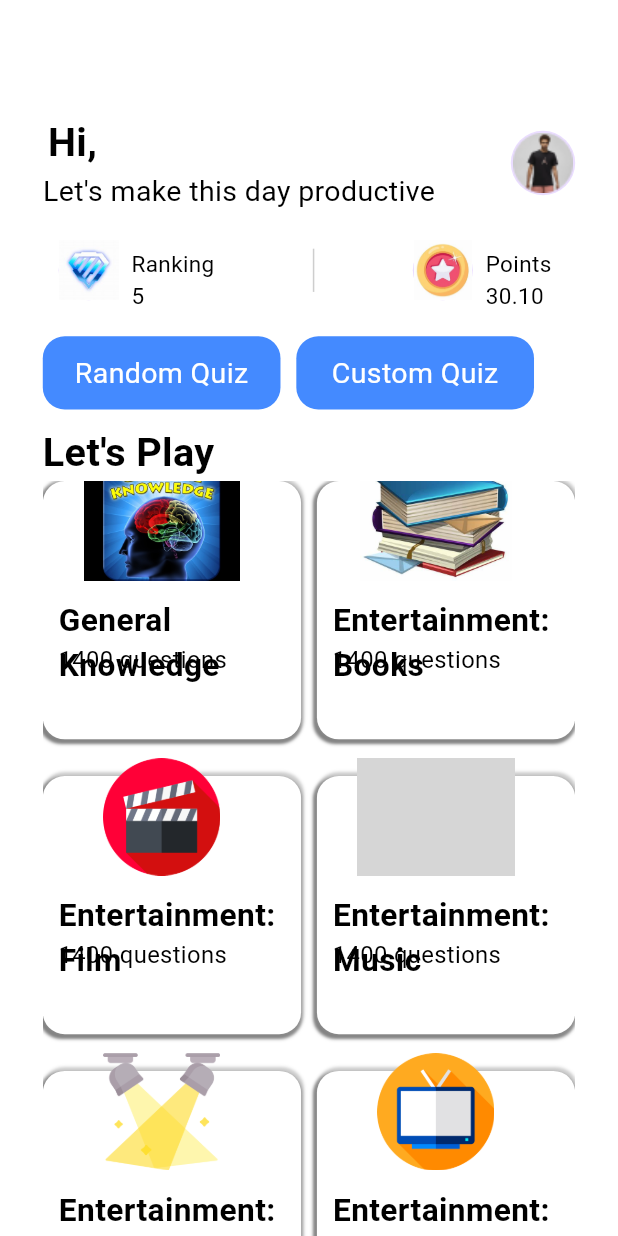
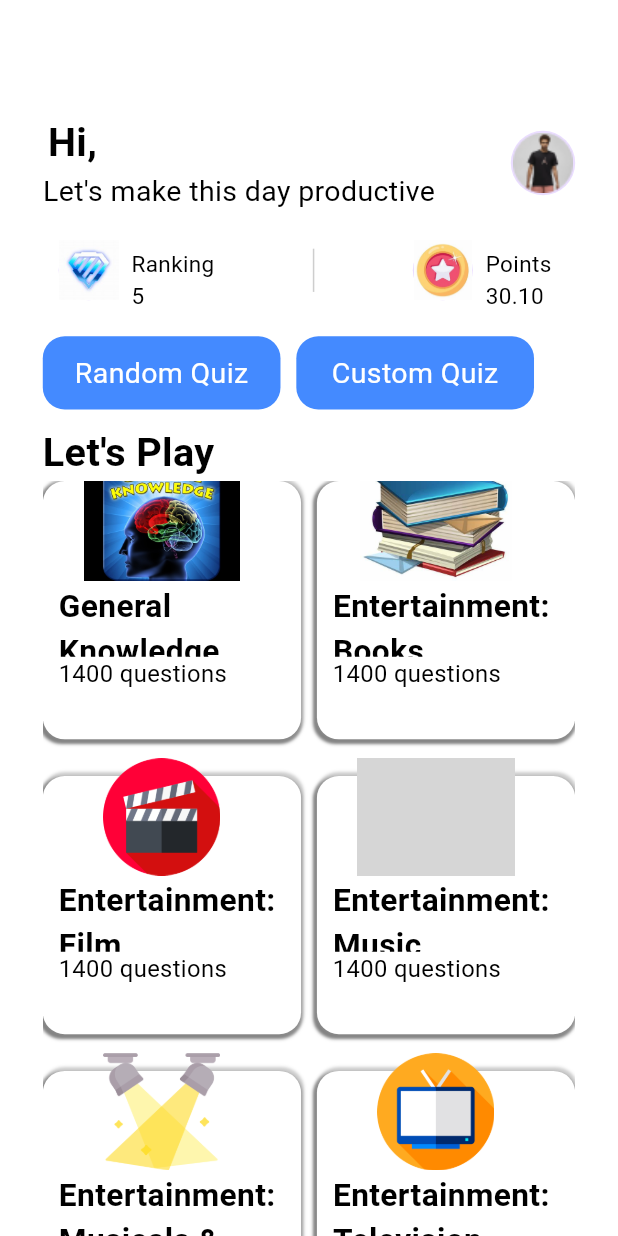
Before and after one commit to OLADISEA/trivia, a Flutter app: the HomePage screen opened directly, on a phone screen of 412 x 824 dp. Run offline on Flutter 3.47's test engine with Material 3 defaults, Android fonts, the light colour scheme and no system bars; our stand-ins replace cloud_firestore, equatable, firebase_auth, firebase_core, flutter_bloc, flutter_screenutil and 1 more; accounts and stored records are empty; generated files the repository leaves out were written again; statements that could not run were skipped; grey boxes are pictures that could not be loaded.

Commit message:
Made some changes

```diff
--- a/lib/features/home/presentation/widgets/quiz_category.dart
+++ b/lib/features/home/presentation/widgets/quiz_category.dart
@@ -19,8 +19,6 @@ class QuizCategory extends StatelessWidget {
             childAspectRatio: 1, // Aspect ratio of each item
           ),
           itemBuilder: (context, index){
-            final imageList = ["general_knowledge.jpg","books.jpg","music.png","computer.jpg"];
-            final titleList = ["General knowledge","Books","Music","Computer"];
             return gridItem(context: context,image: categories[index+1].asset, quizTitle: categories[index+1].name, questionsNum: "1400",index: index+1);
           }),
     );
@@ -68,13 +66,19 @@ class QuizCategory extends StatelessWidget {
               ),
               //SizedBox(height: 70.h,),
               Container(
-                margin: EdgeInsets.only(top: 80.h),
-                  //height: 50.h,
+                margin: EdgeInsets.only(top: 70.h),
+                  height: 50.h,
                   //width: 100.w,
-                  child: Reusable(text: quizTitle,fontSize: 20.sp,textAlign: TextAlign.left,fontWeight: FontWeight.w700,)),
+                  child: Reusable(
+                    text: quizTitle,
+                    fontSize: 20.sp,
+                    textAlign: TextAlign.left,
+                    fontWeight: FontWeight.w700,
+                  )
+              ),
               //SizedBox(height: 5.h),
               Container(
-                  margin: EdgeInsets.only(top: 110.h),
+                  margin: EdgeInsets.only(top: 120.h),
                   child: Reusable(text: '$questionsNum questions',fontSize: 15.sp,))
             ],
           ),
```
